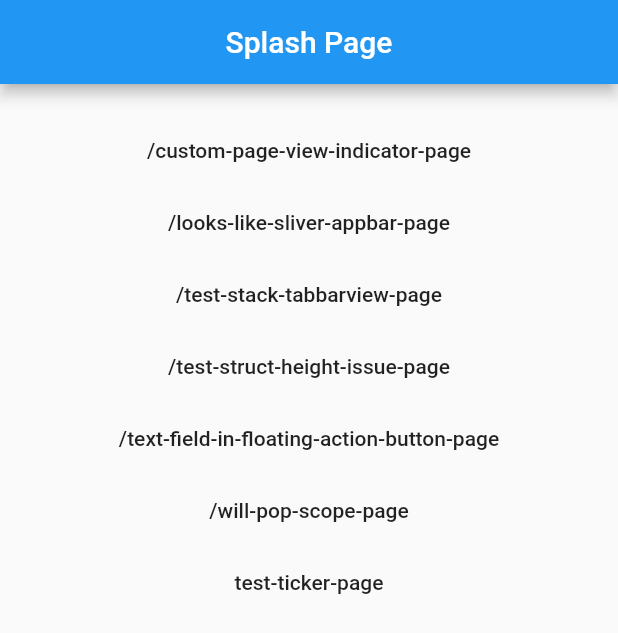
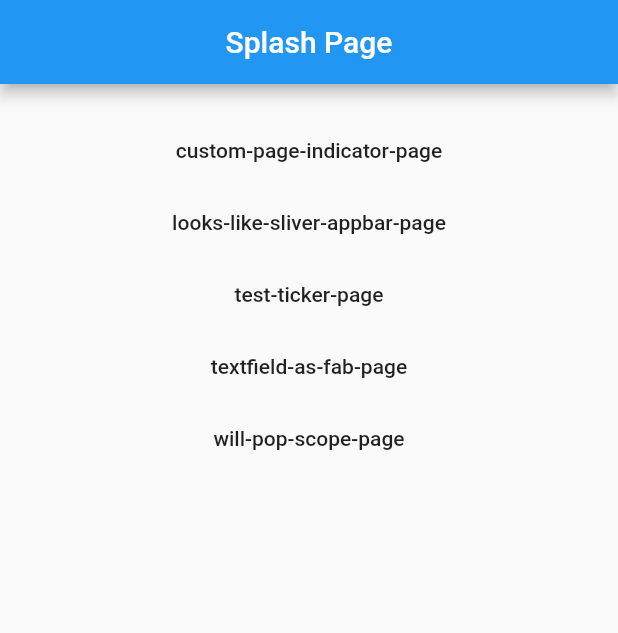
Before and after one commit to AlexV525/flutter_test_app, a Flutter app: the screen it shows after launch, on a phone screen of 412 x 824 dp. Shown: the top 633 px of the screen. Run offline on Flutter 3.47's test engine with Material 2 defaults, Android fonts, the light colour scheme and no system bars.

Commit message:
:fire: Drop ffroute and support nnbd.

```diff
--- a/analysis_options.yaml
+++ b/analysis_options.yaml
@@ -22,6 +22,8 @@ analyzer:
   strong-mode:
     implicit-casts: false
     implicit-dynamic: false
+  enable-experiment:
+    - non-nullable
   errors:
     # treat missing required parameters as a warning (not a hint)
     missing_required_param: warning
--- a/lib/constants/constants.dart
+++ b/lib/constants/constants.dart
@@ -2,7 +2,3 @@
 /// [Author] Alex (https://github.com/AlexVincent525)
 /// [Date] 2020-01-26 10:33
 ///
-export 'package:ff_annotation_route/ff_annotation_route.dart'
-    show FFRoute, PageRouteType;
-
-export 'package:testapp/testapp_routes.dart';
--- a/lib/main.dart
+++ b/lib/main.dart
@@ -3,7 +3,6 @@ import 'package:flutter/cupertino.dart';
 import 'package:flutter/services.dart';
 
 import 'package:testapp/pages/splash_page.dart';
-import 'package:testapp/testapp_route_helper.dart';
 
 Future<void> main() async {
   WidgetsFlutterBinding.ensureInitialized();
@@ -24,8 +23,6 @@ class MyApp extends StatelessWidget {
         platform: TargetPlatform.iOS,
         primarySwatch: Colors.blue,
       ),
-      navigatorObservers: <NavigatorObserver>[FFNavigatorObserver()],
-      onGenerateRoute: onGenerateRouteHelper,
       home: SplashPage(),
     );
   }
--- a/lib/pages/custom_page_indicator_page.dart
+++ b/lib/pages/custom_page_indicator_page.dart
@@ -4,13 +4,9 @@
 ///
 import 'package:flutter/material.dart';
 
-import 'package:testapp/constants/constants.dart';
+class CustomPageViewIndicatorPage extends StatefulWidget {
+  const CustomPageViewIndicatorPage({Key? key}) : super(key: key);
 
-@FFRoute(
-  name: '/custom-page-view-indicator-page',
-  routeName: '自定义pageview indicator测试页',
-)
-class CustomPageViewIndicatorPage extends StatefulWidget {
   @override
   _CustomPageViewIndicatorPageState createState() =>
       _CustomPageViewIndicatorPageState();
@@ -25,7 +21,7 @@ class _CustomPageViewIndicatorPageState
     super.initState();
     pageController.addListener(() {
       setState(() {
-        currentPage = pageController.page;
+        currentPage = pageController.page ?? 0;
       });
     });
   }
@@ -84,7 +80,7 @@ class _CustomPageViewIndicatorPageState
 }
 
 class CustomIndicatorClipper extends CustomClipper<Rect> {
-  const CustomIndicatorClipper({this.page});
+  const CustomIndicatorClipper({required this.page});
 
   final double page;
 
--- a/lib/pages/splash_page.dart
+++ b/lib/pages/splash_page.dart
@@ -4,8 +4,12 @@
 ///
 import 'package:flutter/material.dart';
 import 'package:flutter/cupertino.dart';
+import 'package:testapp/pages/looks_like_sliver_appbar.dart';
+import 'package:testapp/pages/test_ticker_page.dart';
+import 'package:testapp/pages/textfield_as_fab_page.dart';
+import 'package:testapp/pages/will_pop_scope_page.dart';
 
-import 'package:testapp/constants/constants.dart';
+import 'custom_page_indicator_page.dart';
 
 class SplashPage extends StatefulWidget {
   @override
@@ -13,22 +17,60 @@ class SplashPage extends StatefulWidget {
 }
 
 class _SplashPageState extends State<SplashPage> {
+  List<_RouteItem> get routes {
+    return const <_RouteItem>[
+      _RouteItem(
+        name: 'custom-page-indicator-page',
+        page: CustomPageViewIndicatorPage(),
+      ),
+      _RouteItem(
+        name: 'looks-like-sliver-appbar-page',
+        page: LooksLikeSliverAppBarPage(),
+      ),
+      _RouteItem(
+        name: 'test-ticker-page',
+        page: TestTickerPage(),
+      ),
+      _RouteItem(
+        name: 'textfield-as-fab-page',
+        page: TextFieldInFloatingActionButtonPage(),
+      ),
+      _RouteItem(
+        name: 'will-pop-scope-page',
+        page: WillPopScopePage(),
+      ),
+    ];
+  }
+
   @override
   Widget build(BuildContext context) {
     return Scaffold(
       appBar: AppBar(title: const Text('Splash Page')),
       body: ListView.builder(
         padding: const EdgeInsets.symmetric(vertical: 20.0),
-        itemCount: routeNames.length,
+        itemCount: routes.length,
         itemBuilder: (BuildContext _, int index) => Center(
           child: FlatButton(
-            onPressed: () => Navigator.of(context).pushNamed(
-              routeNames.elementAt(index),
-            ),
-            child: Text(routeNames.elementAt(index)),
+            onPressed: () {
+              Navigator.of(context)?.push<void>(
+                MaterialPageRoute<dynamic>(builder: (_) => routes[index].page),
+              );
+            },
+            child: Text(routes[index].name),
           ),
         ),
       ),
     );
   }
 }
+
+@immutable
+class _RouteItem {
+  const _RouteItem({
+    required this.name,
+    required this.page,
+  });
+
+  final String name;
+  final Widget page;
+}
--- a/lib/pages/test_struct_height_issue.dart
+++ /dev/null
@@ -1,37 +0,0 @@
-///
-/// [Author] Alex (https://github.com/AlexV525)
-/// [Date] 2020/8/14 10:34
-///
-import 'package:flutter/material.dart';
-import 'package:testapp/constants/constants.dart';
-
-@FFRoute(
-  name: '/test-struct-height-issue-page',
-  routeName: 'StructStyle issue test',
-)
-class TestStructHeightIssuePage extends StatelessWidget {
-  final double fontSize = 50.0;
-
-  @override
-  Widget build(BuildContext context) {
-    return Scaffold(
-      appBar: AppBar(
-        title: Text(ModalRoute.of(context).settings.name),
-      ),
-      body: Center(
-        child: Text(
-          '我带你们打我带你们打我带你们打我带你们打',
-          style: TextStyle(
-            fontSize: fontSize,
-            height: 1.0,
-          ),
-          overflow: TextOverflow.ellipsis,
-          strutStyle: StrutStyle(
-            height: fontSize / 12.5,
-            forceStrutHeight: true,
-          ),
-        ),
-      ),
-    );
-  }
-}
--- a/lib/pages/test_ticker_page.dart
+++ b/lib/pages/test_ticker_page.dart
@@ -5,11 +5,8 @@
 import 'package:flutter/material.dart';
 import 'package:flutter/scheduler.dart';
 
-import 'package:testapp/constants/constants.dart';
-
-@FFRoute(name: 'test-ticker-page', routeName: '测试Ticker')
 class TestTickerPage extends StatefulWidget {
-  const TestTickerPage({Key key}) : super(key: key);
+  const TestTickerPage({Key? key}) : super(key: key);
 
   @override
   _TestTickerPageState createState() => _TestTickerPageState();
--- a/lib/pages/will_pop_scope_page.dart
+++ b/lib/pages/will_pop_scope_page.dart
@@ -6,11 +6,9 @@ import 'package:flutter/material.dart';
 
 import 'package:testapp/constants/constants.dart';
 
-@FFRoute(
-  name: '/will-pop-scope-page',
-  routeName: 'pop拦截测试页',
-)
 class WillPopScopePage extends StatelessWidget {
+  const WillPopScopePage({Key? key}) : super(key: key);
+
   @override
   Widget build(BuildContext context) {
     return WillPopScope(
@@ -24,9 +22,7 @@ class WillPopScopePage extends StatelessWidget {
           children: <Widget>[
             FlatButton(
               child: const Text('Test Pop'),
-              onPressed: () {
-                Navigator.of(context).pushNamed('/test-pop');
-              },
+              onPressed: Navigator.of(context)?.pop,
             ),
           ],
         ),
--- a/lib/testapp_routes.dart
+++ /dev/null
@@ -1,71 +0,0 @@
-// GENERATED CODE - DO NOT MODIFY MANUALLY
-// **************************************************************************
-// Auto generated by https://github.com/fluttercandies/ff_annotation_route
-// **************************************************************************
-// ignore_for_file: argument_type_not_assignable
-const List<String> routeNames = <String>[
-  '/custom-page-view-indicator-page',
-  '/looks-like-sliver-appbar-page',
-  '/test-stack-tabbarview-page',
-  '/test-struct-height-issue-page',
-  '/text-field-in-floating-action-button-page',
-  '/will-pop-scope-page',
-  'test-ticker-page',
-];
-
-class Routes {
-  const Routes._();
-
-  /// '自定义pageview indicator测试页'
-  ///
-  /// [name] : '/custom-page-view-indicator-page'
-  ///
-  /// [routeName] : '自定义pageview indicator测试页'
-  static const String customPageViewIndicatorPage =
-      '/custom-page-view-indicator-page';
-
-  /// 'SliverAppBar测试页'
-  ///
-  /// [name] : '/looks-like-sliver-appbar-page'
-  ///
-  /// [routeName] : 'SliverAppBar测试页'
-  static const String looksLikeSliverAppbarPage =
-      '/looks-like-sliver-appbar-page';
-
-  /// '测试TabBarView'
-  ///
-  /// [name] : '/test-stack-tabbarview-page'
-  ///
-  /// [routeName] : '测试TabBarView'
-  static const String testStackTabbarviewPage = '/test-stack-tabbarview-page';
-
-  /// 'StructStyle issue test'
-  ///
-  /// [name] : '/test-struct-height-issue-page'
-  ///
-  /// [routeName] : 'StructStyle issue test'
-  static const String testStructHeightIssuePage =
-      '/test-struct-height-issue-page';
-
-  /// 'TextField与FAB测试页'
-  ///
-  /// [name] : '/text-field-in-floating-action-button-page'
-  ///
-  /// [routeName] : 'TextField与FAB测试页'
-  static const String textFieldInFloatingActionButtonPage =
-      '/text-field-in-floating-action-button-page';
-
-  /// 'pop拦截测试页'
-  ///
-  /// [name] : '/will-pop-scope-page'
-  ///
-  /// [routeName] : 'pop拦截测试页'
-  static const String willPopScopePage = '/will-pop-scope-page';
-
-  /// '测试Ticker'
-  ///
-  /// [name] : 'test-ticker-page'
-  ///
-  /// [routeName] : '测试Ticker'
-  static const String testTickerPage = 'test-ticker-page';
-}
--- a/pubspec.yaml
+++ b/pubspec.yaml
@@ -4,7 +4,7 @@ description: A new Flutter application.
 version: 1.0.0+2
 
 environment:
-  sdk: ">=2.9.0 <3.0.0"
+  sdk: '>=2.10.0 <3.0.0'
 
 dependencies:
   flutter:
```
Also changed, not shown: lib/pages/looks_like_sliver_appbar.dart (+6 -8 lines), lib/pages/test_tabbar_view_page.dart (deleted, +0 -93 lines), lib/pages/textfield_as_fab_page.dart (+2 -6 lines), lib/testapp_route.dart (deleted, +0 -106 lines), lib/testapp_route_helper.dart (deleted, +0 -188 lines), 3 other files.
